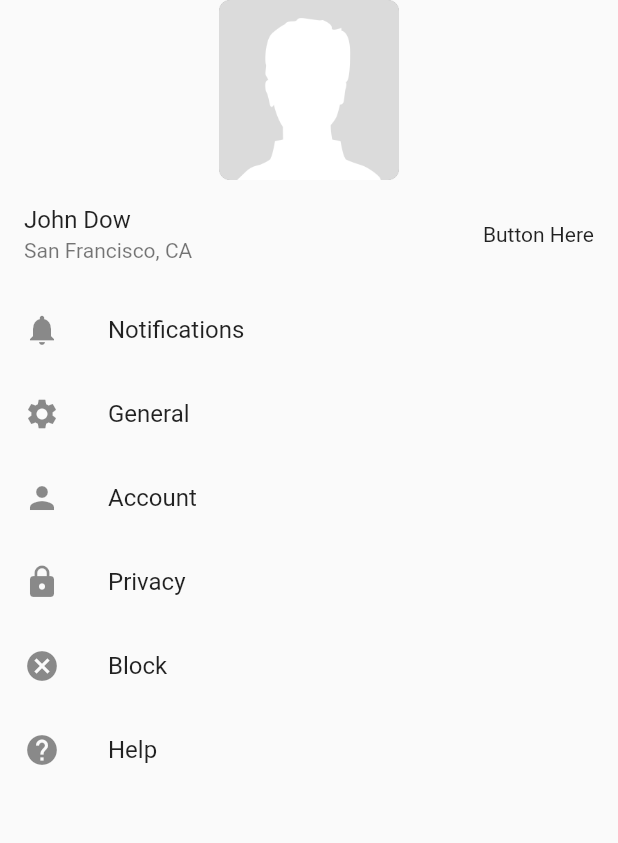
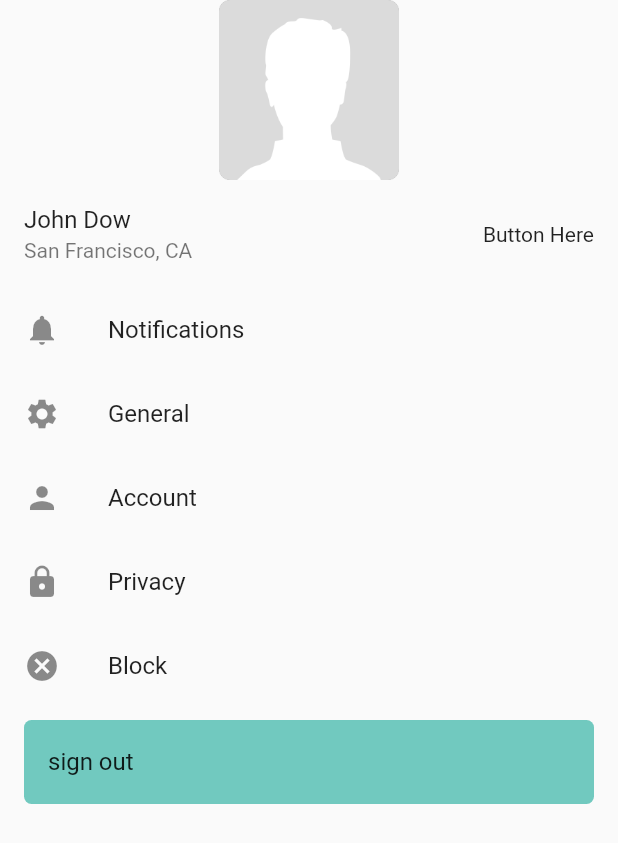
Before and after one commit to UpstreamCode/interconnect_mobile_app, a Flutter app: the ProfilePage screen opened directly, on a phone screen of 412 x 824 dp. Shown: the top 843 px of the screen. Run offline on Flutter 3.47's test engine with Material 2 defaults, Android fonts, the phone set to English and light mode, and no system bars; our stand-ins replace firebase_auth, modal_progress_hud; accounts and stored records are empty.

Commit message:
New Sign out button

```diff
--- a/lib/profile/profile_page.dart
+++ b/lib/profile/profile_page.dart
@@ -1,4 +1,5 @@
 import 'package:flutter/material.dart';
+import 'package:interconnect_mobile_app/constants/theme_colors.dart';
 
 class ProfilePage extends StatefulWidget {
   const ProfilePage({ Key key}) : super(key: key);
@@ -29,7 +30,6 @@ class _ProfilePageState extends State<ProfilePage> {
              height: 120,
              //fit: BoxFit.cover,
             ),
-
             //TECHDEBT: Move ListTiles to separate widget
             ListTile(
               title: Text('John Dow'),
@@ -56,10 +56,22 @@ class _ProfilePageState extends State<ProfilePage> {
               leading: Icon( Icons.cancel),
               title: Text('Block'),
             ),
-              ListTile(
-              leading: Icon( Icons.help),
-              title: Text('Help'),
+            //   ListTile(
+            //   leading: Icon( Icons.help),
+            //   title: Text('Help'),
+            // ),
+           Padding(
+            padding: const EdgeInsets.symmetric(horizontal: 16.0, vertical: 8.0),
+            child: Container(
+              decoration: BoxDecoration(
+                borderRadius: BorderRadius.circular(5.0),
+                color: ThemeColors.primary,
+              ),
+              child: ListTile(
+                title: Text('sign out'),
+              ),
             ),
+           ),
           ],
         )
      );
```
Also changed, not shown: 5 other files.
